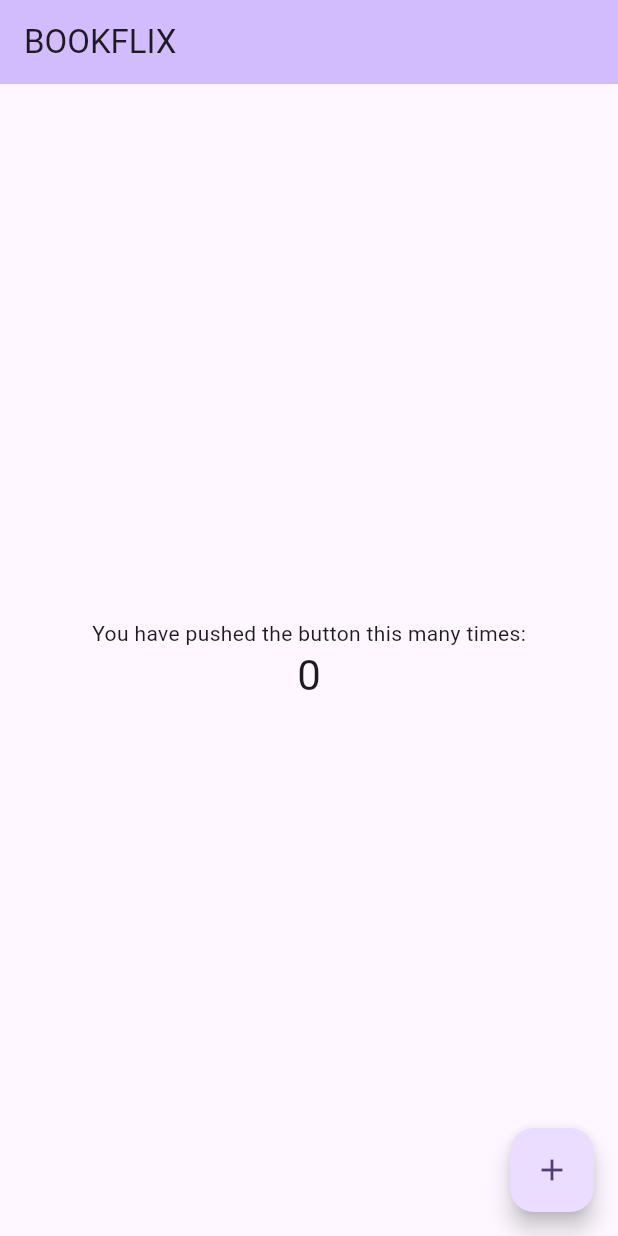
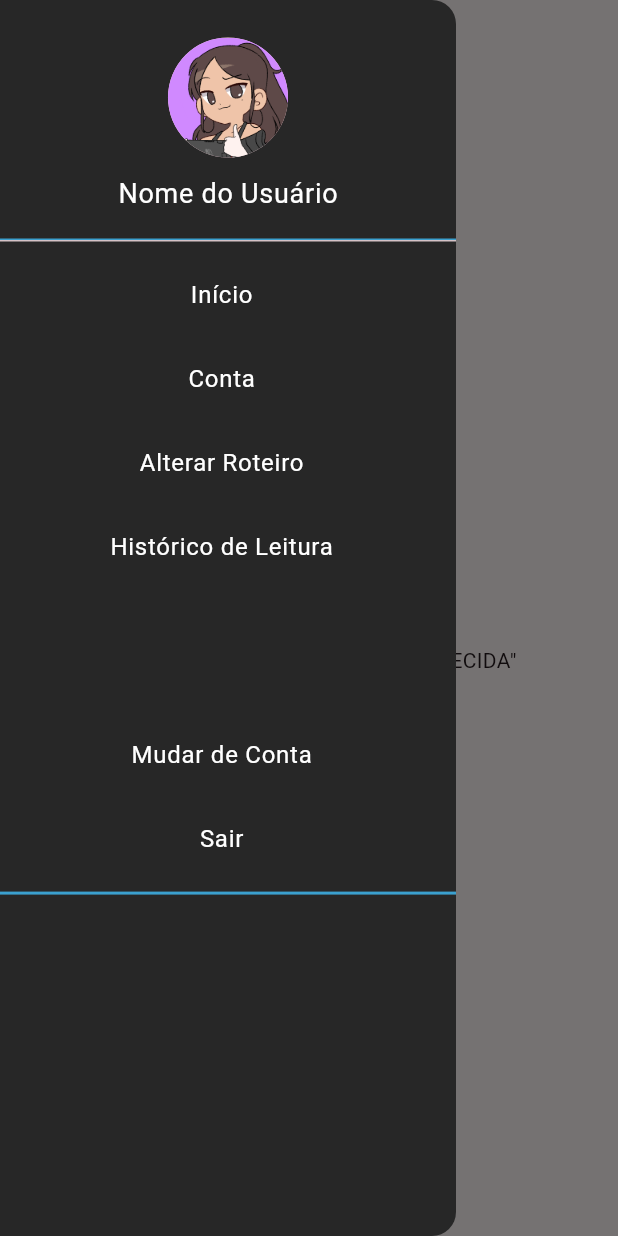
Before and after one commit to GrupoBookflix/BookFlix, a Flutter app: the screen it shows after launch, with the side drawer open (before the commit the screen has no drawer), on a phone screen of 412 x 824 dp. Run offline on Flutter 3.47's test engine with Material 3 defaults, Android fonts, the light colour scheme and no system bars; our stand-ins replace image_picker.

Commit message:
Menu lateral ok

```diff
--- a/lib/main.dart
+++ b/lib/main.dart
@@ -1,4 +1,6 @@
 import 'package:flutter/material.dart';
+import './widgets/home.dart';
+import './widgets/conta.dart';
 
 void main() {
   runApp(const MyApp());
@@ -6,120 +8,19 @@ void main() {
 
 class MyApp extends StatelessWidget {
   const MyApp({super.key});
-
-  // This widget is the root of your application.
   @override
   Widget build(BuildContext context) {
     return MaterialApp(
       title: 'Flutter Demo',
       theme: ThemeData(
-        // This is the theme of your application.
-        //
-        // TRY THIS: Try running your application with "flutter run". You'll see
-        // the application has a purple toolbar. Then, without quitting the app,
-        // try changing the seedColor in the colorScheme below to Colors.green
-        // and then invoke "hot reload" (save your changes or press the "hot
-        // reload" button in a Flutter-supported IDE, or press "r" if you used
-        // the command line to start the app).
-        //
-        // Notice that the counter didn't reset back to zero; the application
-        // state is not lost during the reload. To reset the state, use hot
-        // restart instead.
-        //
-        // This works for code too, not just values: Most code changes can be
-        // tested with just a hot reload.
-        colorScheme: ColorScheme.fromSeed(seedColor: Colors.deepPurple),
+        colorScheme: ColorScheme.fromSeed(seedColor: const Color.fromARGB(255, 0, 0, 0)),
         useMaterial3: true,
       ),
-      home: const MyHomePage(title: 'BOOKFLIX'),
+     home: const Home(),
+      routes: {
+        '/home': (context) => const Home(),
+        '/conta': (context) => const Conta(), // Rota para a página de perfil
+      }
     );
   }
 }
-
-class MyHomePage extends StatefulWidget {
-  const MyHomePage({super.key, required this.title});
-
-  // This widget is the home page of your application. It is stateful, meaning
-  // that it has a State object (defined below) that contains fields that affect
-  // how it looks.
-
-  // This class is the configuration for the state. It holds the values (in this
-  // case the title) provided by the parent (in this case the App widget) and
-  // used by the build method of the State. Fields in a Widget subclass are
-  // always marked "final".
-
-  final String title;
-
-  @override
-  State<MyHomePage> createState() => _MyHomePageState();
-}
-
-class _MyHomePageState extends State<MyHomePage> {
-  int _counter = 0;
-
-  void _incrementCounter() {
-    setState(() {
-      // This call to setState tells the Flutter framework that something has
-      // changed in this State, which causes it to rerun the build method below
-      // so that the display can reflect the updated values. If we changed
-      // _counter without calling setState(), then the build method would not be
-      // called again, and so nothing would appear to happen.
-      _counter++;
-    });
-  }
-
-  @override
-  Widget build(BuildContext context) {
-    // This method is rerun every time setState is called, for instance as done
-    // by the _incrementCounter method above.
-    //
-    // The Flutter framework has been optimized to make rerunning build methods
-    // fast, so that you can just rebuild anything that needs updating rather
-    // than having to individually change instances of widgets.
-    return Scaffold(
-      appBar: AppBar(
-        // TRY THIS: Try changing the color here to a specific color (to
-        // Colors.amber, perhaps?) and trigger a hot reload to see the AppBar
-        // change color while the other colors stay the same.
-        backgroundColor: Theme.of(context).colorScheme.inversePrimary,
-        // Here we take the value from the MyHomePage object that was created by
-        // the App.build method, and use it to set our appbar title.
-        title: Text(widget.title),
-      ),
-      body: Center(
-        // Center is a layout widget. It takes a single child and positions it
-        // in the middle of the parent.
-        child: Column(
-          // Column is also a layout widget. It takes a list of children and
-          // arranges them vertically. By default, it sizes itself to fit its
-          // children horizontally, and tries to be as tall as its parent.
-          //
-          // Column has various properties to control how it sizes itself and
-          // how it positions its children. Here we use mainAxisAlignment to
-          // center the children vertically; the main axis here is the vertical
-          // axis because Columns are vertical (the cross axis would be
-          // horizontal).
-          //
-          // TRY THIS: Invoke "debug painting" (choose the "Toggle Debug Paint"
-          // action in the IDE, or press "p" in the console), to see the
-          // wireframe for each widget.
-          mainAxisAlignment: MainAxisAlignment.center,
-          children: <Widget>[
-            const Text(
-              'You have pushed the button this many times:',
-            ),
-            Text(
-              '$_counter',
-              style: Theme.of(context).textTheme.headlineMedium,
-            ),
-          ],
-        ),
-      ),
-      floatingActionButton: FloatingActionButton(
-        onPressed: _incrementCounter,
-        tooltip: 'Increment',
-        child: const Icon(Icons.add),
-      ), // This trailing comma makes auto-formatting nicer for build methods.
-    );
-  }
-}
--- /dev/null
+++ b/lib/widgets/home.dart
@@ -0,0 +1,17 @@
+import 'package:flutter/material.dart';
+import 'menu_lateral.dart';
+class Home extends StatelessWidget {
+   const Home({super.key}) ;
+  @override
+  Widget build(BuildContext context) {
+    return Scaffold(
+      appBar: AppBar(
+        title: const Text('mascote'),
+      ),
+      drawer: const MenuLateral(),
+      body: const Center(
+        child: Text('Voce está lendo "AUTO DA COMPADECIDA"'),
+      ),
+    );
+  }
+}
--- a/lib/widgets/menu_lateral.dart
+++ b/lib/widgets/menu_lateral.dart
@@ -1,30 +1,30 @@
-// lib/widgets/menu_lateral.dart
-/*
 import 'package:flutter/material.dart';
-
+import 'package:flutter/services.dart';
+//import 'perfil.dart';
 class MenuLateral extends StatelessWidget {
-  const MenuLateral({Key? key}) : super(key: key);
-
+  const MenuLateral({super.key}) ;
   @override
   Widget build(BuildContext context) {
     return Drawer(
+      backgroundColor: const Color.fromARGB(255, 39, 39, 39),
       child: ListView(
         padding: EdgeInsets.zero,
         children: <Widget>[
           const DrawerHeader(
             decoration: BoxDecoration(
-              color: Color.fromARGB(255, 2, 43, 77),
-            ),
+            border: Border(
+                  bottom: BorderSide(color: Color.fromARGB(255, 59, 160, 207)) ,
+                ),
+          ),
             child:  Column(
               mainAxisAlignment: MainAxisAlignment.center,
               children: [
                 CircleAvatar(
                   radius: 40,  // Tamanho do círculo
-                  backgroundImage: AssetImage('assets/imagens/user.png'),
-
+                  backgroundImage: AssetImage('assets/images/user.png'),
                 ),
-                const SizedBox(height: 10),  // Espaçamento entre a imagem e o texto
-                const Text(
+                SizedBox(height: 10),  // Espaçamento entre a imagem e o texto
+                Text(
                   'Nome do Usuário',
                   style: TextStyle(
                     color: Colors.white,
@@ -35,26 +35,52 @@ class MenuLateral extends StatelessWidget {
             ),
           ),
           ListTile(
-            title: const Text('Home'),
+            title: const Text('Início',textAlign: TextAlign.center,  style: TextStyle(color: Colors.white)),
             onTap: () {
-              Navigator.of(context).pushReplacementNamed('/');
+              Navigator.pop(context); // Fecha o menu lateral
+              Navigator.pushNamed(context, '/home'); //fechar o aplicativo
             },
           ),
           ListTile(
-            title: const Text('Books'),
+            title: const Text('Conta', textAlign: TextAlign.center,  style: TextStyle(color: Colors.white)),
             onTap: () {
-              Navigator.of(context).pushReplacementNamed('/books');
+              Navigator.pop(context); // Fecha o menu lateral
+              Navigator.pushNamed(context, '/conta');
+            }
+          ),
+          ListTile(
+            title: const Text('Alterar Roteiro', textAlign: TextAlign.center,  style: TextStyle(color: Colors.white)),
+            onTap: () {
+              Navigator.of(context).pushReplacementNamed('/alterarRoteiro');
             },
           ),
           ListTile(
-            title: const Text('Login'),
+            title: const Text('Histórico de Leitura',textAlign: TextAlign.center,  style: TextStyle(color: Colors.white)),
+            onTap: () {
+              Navigator.of(context).pushReplacementNamed('/historico');
+            },
+          ),
+
+          SizedBox(height: MediaQuery.of(context).size.height * 0.1),
+          ListTile(
+            title: const Text('Mudar de Conta',textAlign: TextAlign.center,  style: TextStyle(color: Colors.white)),
             onTap: () {
               Navigator.of(context).pushReplacementNamed('/login');
             },
+          ),
+          ListTile(
+            title: const Text('Sair',textAlign: TextAlign.center,  style: TextStyle(color: Colors.white)),
+            onTap: () {
+             SystemNavigator.pop(); // Sai do aplicativo //fechar o aplicativo
+            },
+          ),
+
+          const Divider( // Adiciona uma linha
+            color: Color.fromARGB(255, 59, 160, 207), // Cor da linha
+            thickness: 2, // Espessura da linha
           ),
         ],
       ),
     );
   }
 }
-*/
```
Also changed, not shown: lib/widgets/conta.dart (added, +110 -0 lines), lib/widgets/funcoes/selecionar_imagem.dart (added, +20 -0 lines), pubspec.yaml (+5 -9 lines), assets/images/user.png (renamed from assets/imagens/user.png).
